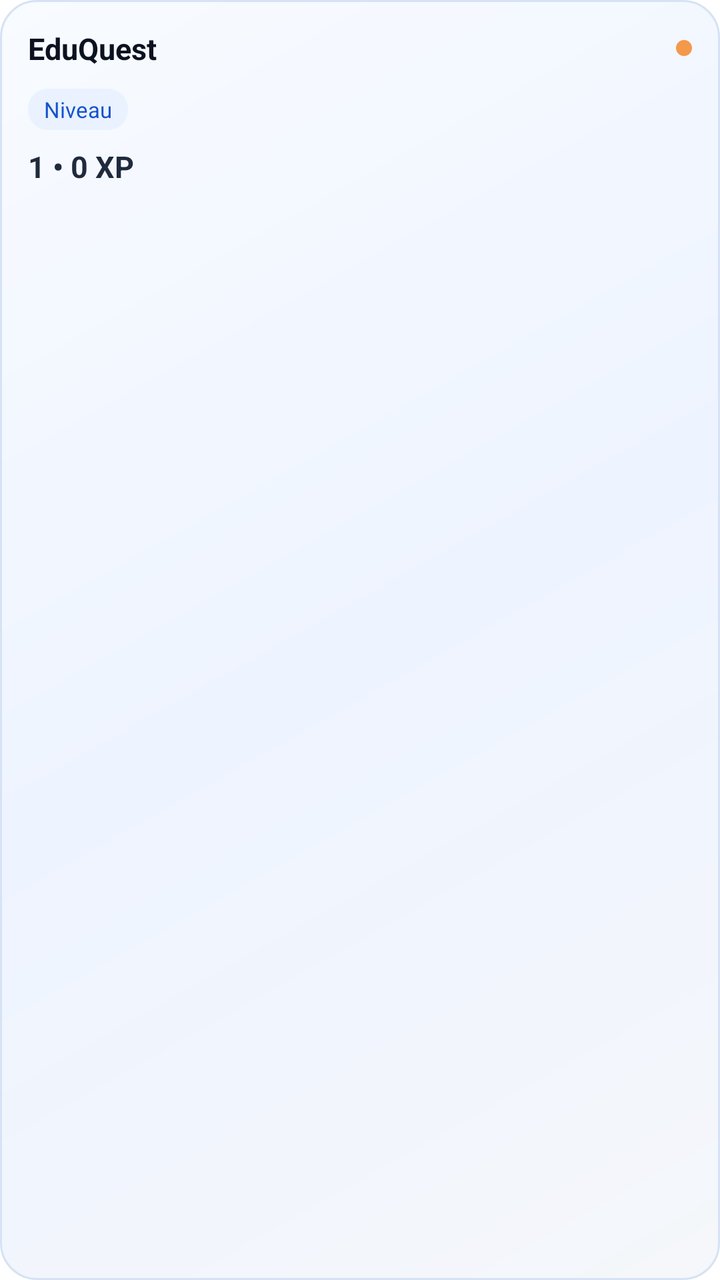
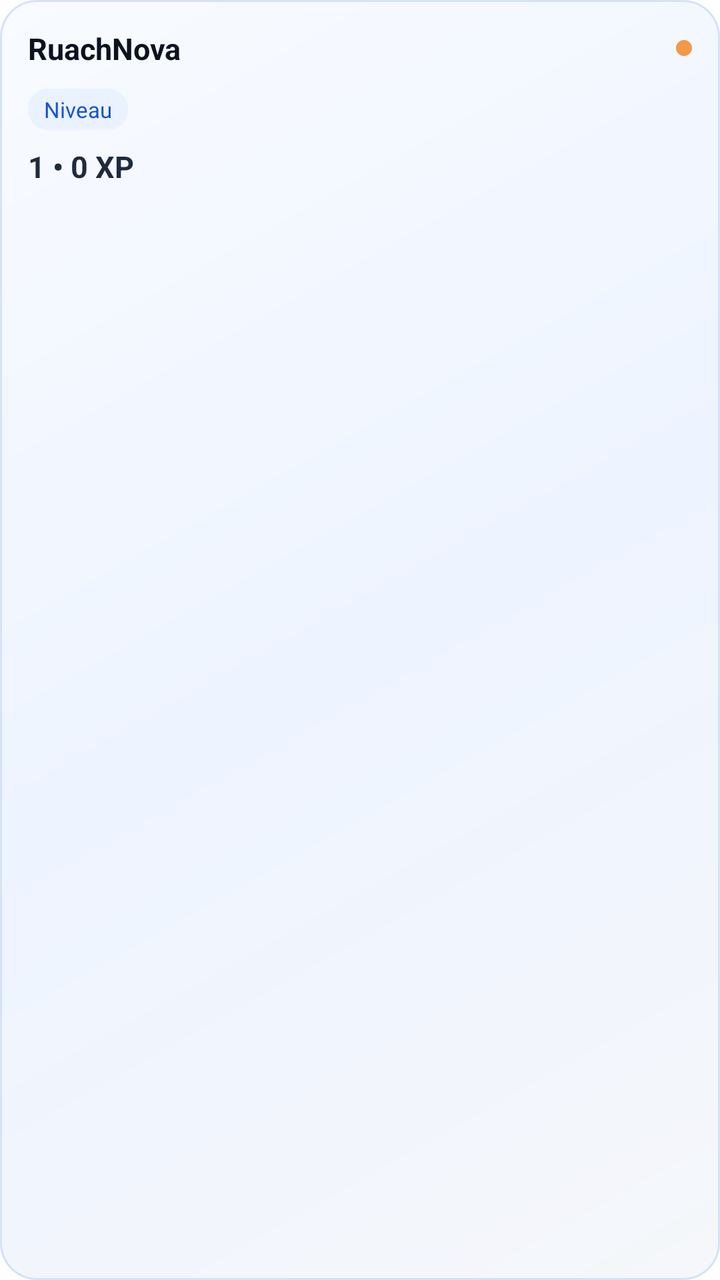

The first picture is an Android layout as it rendered before a commit; the second is the same layout after the commit. The layout source and the unified diff follow.
<!-- AndroidManifest.xml: fallback theme Theme.MaterialComponents.DayNight.NoActionBar -->
<!-- res/layout/eduquest_home_widget.xml -->
<?xml version="1.0" encoding="utf-8"?>
<LinearLayout xmlns:android="http://schemas.android.com/apk/res/android"
    android:id="@+id/widget_root"
    android:layout_width="match_parent"
    android:layout_height="match_parent"
    android:background="@drawable/widget_surface"
    android:orientation="vertical"
    android:padding="14dp">

    <LinearLayout
        android:layout_width="match_parent"
        android:layout_height="wrap_content"
        android:gravity="center_vertical"
        android:orientation="horizontal">

        <TextView
            android:id="@+id/widget_title"
            android:layout_width="0dp"
            android:layout_height="wrap_content"
            android:layout_weight="1"
            android:text="EduQuest"
            android:textColor="#0B1220"
            android:textSize="15sp"
            android:textStyle="bold" />

        <View
            android:layout_width="8dp"
            android:layout_height="8dp"
            android:background="@drawable/widget_dot" />
    </LinearLayout>

    <TextView
        android:id="@+id/widget_focus_label"
        android:layout_width="wrap_content"
        android:layout_height="wrap_content"
        android:layout_marginTop="10dp"
        android:background="@drawable/widget_chip"
        android:paddingLeft="8dp"
        android:paddingTop="3dp"
        android:paddingRight="8dp"
        android:paddingBottom="3dp"
        android:text="Niveau"
        android:textColor="#1653CC"
        android:textSize="11sp" />

    <TextView
        android:id="@+id/widget_focus_value"
        android:layout_width="match_parent"
        android:layout_height="wrap_content"
        android:layout_marginTop="8dp"
        android:text="1 • 0 XP"
        android:textColor="#1F2A3D"
        android:textSize="15sp"
        android:textStyle="bold" />

    <TextView
        android:id="@+id/widget_footer"
        android:layout_width="match_parent"
        android:layout_height="wrap_content"
        android:layout_marginTop="10dp"
        android:text=""
        android:textColor="#E67E22"
        android:textSize="12sp"
        android:textStyle="bold" />
</LinearLayout>
<!-- resources referenced by this layout -->
<resources>
  <!-- drawable widget_chip (drawable) -->
  <?xml version="1.0" encoding="utf-8"?>
  <shape xmlns:android="http://schemas.android.com/apk/res/android" android:shape="rectangle">
      <solid android:color="#EAF2FF" />
      <corners android:radius="10dp" />
  </shape>
  <!-- drawable widget_dot (drawable) -->
  <?xml version="1.0" encoding="utf-8"?>
  <shape xmlns:android="http://schemas.android.com/apk/res/android" android:shape="oval">
      <solid android:color="#F2994A" />
      <size android:width="8dp" android:height="8dp" />
  </shape>
  <!-- drawable widget_surface (drawable) -->
  <?xml version="1.0" encoding="utf-8"?>
  <shape xmlns:android="http://schemas.android.com/apk/res/android" android:shape="rectangle">
      <gradient
          android:angle="315"
          android:startColor="#F8FBFF"
          android:centerColor="#EEF4FF"
          android:endColor="#F5F7FA" />
      <stroke android:width="1dp" android:color="#D6E2F5" />
      <corners android:radius="18dp" />
  </shape>
</resources>

<!-- the commit's change to res/layout/eduquest_home_widget.xml (unified diff, before → after) -->
@@ -18,7 +18,7 @@
             android:layout_width="0dp"
             android:layout_height="wrap_content"
             android:layout_weight="1"
-            android:text="EduQuest"
+            android:text="RuachNova"
             android:textColor="#0B1220"
             android:textSize="15sp"
             android:textStyle="bold" />
